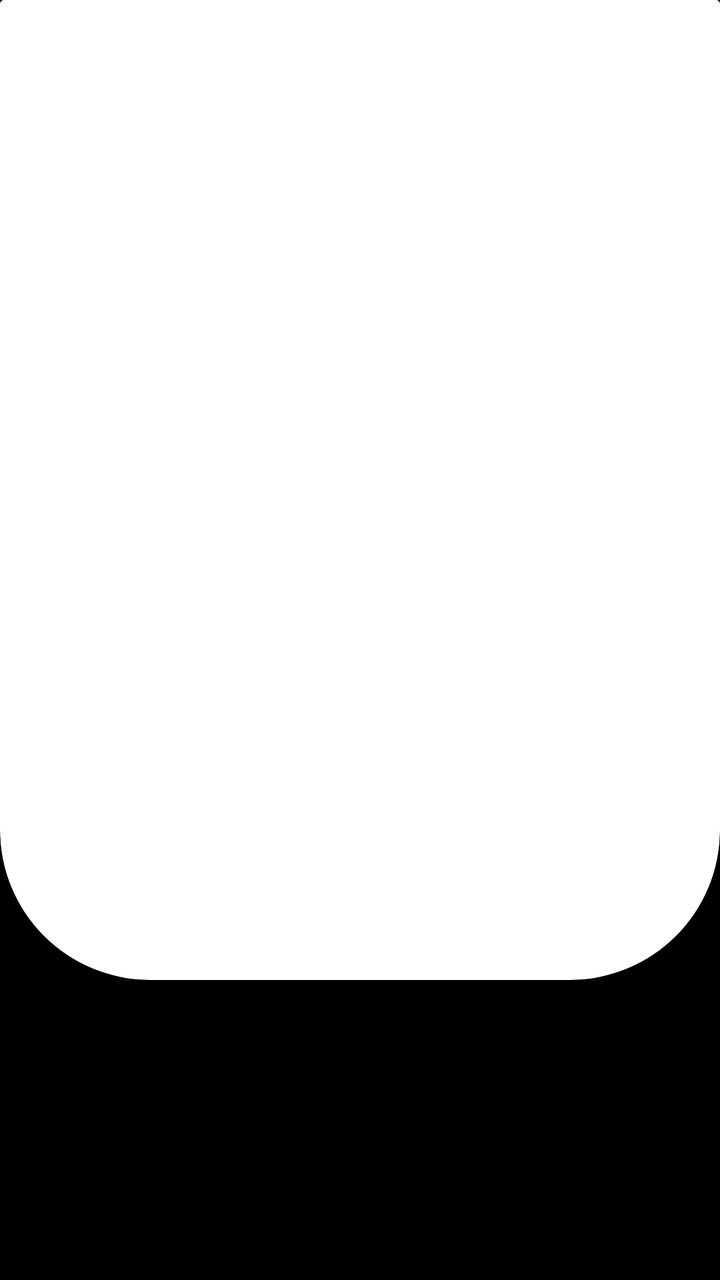
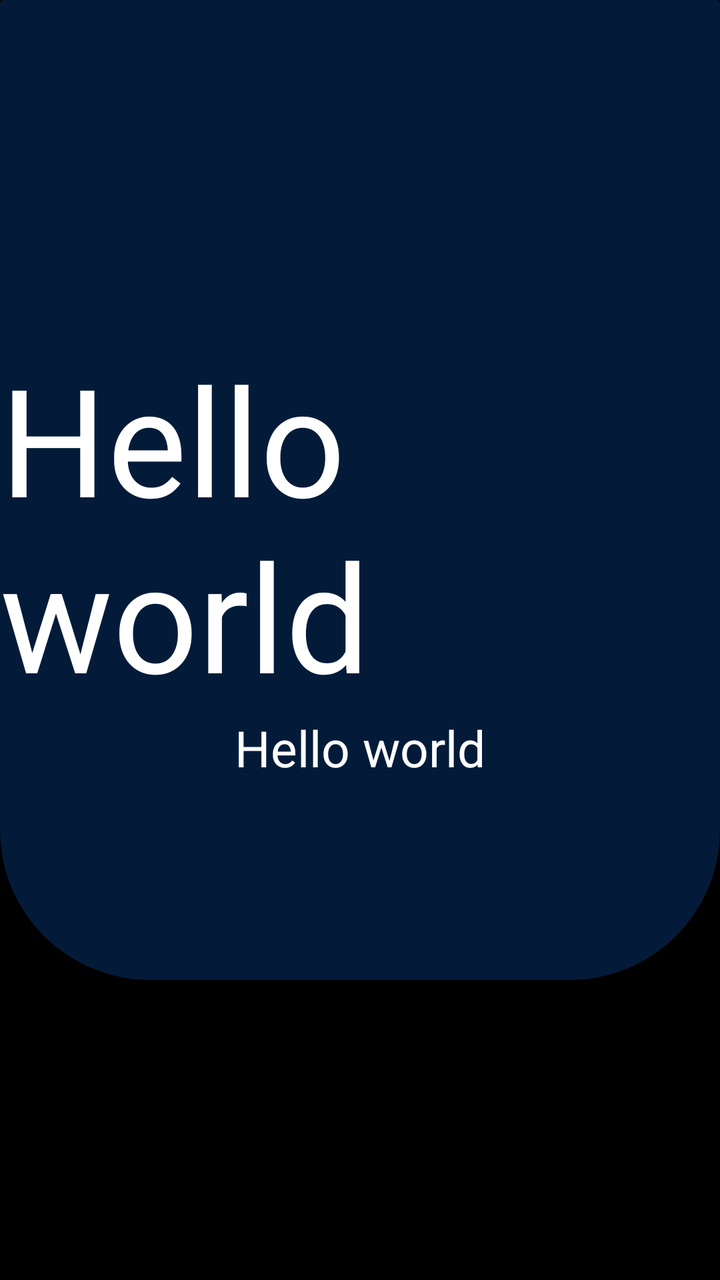

The first picture is an Android layout as it rendered before a commit; the second is the same layout after the commit. The layout source and the unified diff follow.
<!-- AndroidManifest.xml: application theme Theme.WeatherApp -->
<!-- res/layout/activity_main.xml -->
<?xml version="1.0" encoding="utf-8"?>
<androidx.constraintlayout.widget.ConstraintLayout xmlns:android="http://schemas.android.com/apk/res/android"
    xmlns:app="http://schemas.android.com/apk/res-auto"
    xmlns:tools="http://schemas.android.com/tools"
    android:layout_width="match_parent"
    android:layout_height="match_parent"
    android:background="@color/black"
    tools:context=".MainActivity">


    <androidx.constraintlayout.widget.ConstraintLayout
        android:layout_width="match_parent"
        android:layout_height="match_parent"
        android:layout_marginBottom="150dp"
        android:background="@drawable/rounded_corner"
        app:layout_constraintBottom_toBottomOf="parent"
        app:layout_constraintEnd_toEndOf="parent"
        app:layout_constraintStart_toStartOf="parent"
        app:layout_constraintTop_toTopOf="parent">


        <androidx.cardview.widget.CardView
            android:id="@+id/cardView"
            android:layout_width="match_parent"
            android:layout_height="match_parent"
            app:cardBackgroundColor="@color/black"
            app:layout_constraintBottom_toBottomOf="parent"
            app:layout_constraintEnd_toEndOf="parent"
            app:layout_constraintStart_toStartOf="parent"
            app:layout_constraintTop_toTopOf="parent">

            <androidx.cardview.widget.CardView
                android:layout_width="match_parent"
                android:layout_height="match_parent"
                android:layout_marginTop="-75dp"
                app:cardCornerRadius="75dp">

                <ImageView
                    android:id="@+id/image_view"
                    android:layout_width="match_parent"
                    android:layout_height="match_parent"
                    android:contentDescription="TODO"
                    android:scaleType="fitXY" />

            </androidx.cardview.widget.CardView>
        </androidx.cardview.widget.CardView>

        <TextView
            android:id="@+id/textView"
            android:layout_width="wrap_content"
            android:layout_height="wrap_content"
            android:text="Hello world"
            android:textColor="@color/purple_200"
            android:textSize="100sp"
            app:layout_constraintBottom_toBottomOf="@+id/cardView"
            app:layout_constraintEnd_toEndOf="parent"
            app:layout_constraintStart_toStartOf="parent"
            app:layout_constraintTop_toTopOf="parent" />

    </androidx.constraintlayout.widget.ConstraintLayout>

</androidx.constraintlayout.widget.ConstraintLayout>
<!-- resources referenced by this layout -->
<resources>
  <color name="black">#FF000000</color>
  <color name="purple_200">#FFBB86FC</color>
  <!-- drawable rounded_corner (drawable) -->
  <?xml version="1.0" encoding="utf-8"?>
  <shape xmlns:android="http://schemas.android.com/apk/res/android">
      <solid android:color="@color/transparent"/>
  
      <corners android:bottomLeftRadius="50dp"
               android:bottomRightRadius="50dp"/>
  
  </shape>
  <style name="Theme.WeatherApp" parent="Theme.MaterialComponents.DayNight.NoActionBar">
          
          <item name="colorPrimary">@color/purple_500</item>
          <item name="colorPrimaryVariant">@color/purple_700</item>
          <item name="colorOnPrimary">@color/white</item>
          
          <item name="colorSecondary">@color/teal_200</item>
          <item name="colorSecondaryVariant">@color/teal_700</item>
          <item name="colorOnSecondary">@color/black</item>
          
          <item name="android:statusBarColor" tools:targetApi="l">@color/transparent</item>
          
  
      </style>
  <color name="transparent">#00000000</color>
  <color name="purple_500">#FF6200EE</color>
  <color name="purple_700">#FF3700B3</color>
  <color name="white">#FFFFFFFF</color>
  <color name="teal_200">#FF03DAC5</color>
  <color name="teal_700">#FF018786</color>
</resources>

<!-- the commit's change to res/layout/activity_main.xml (unified diff, before → after) -->
@@ -19,6 +19,44 @@
         app:layout_constraintTop_toTopOf="parent">
 
 
+        <TextView
+            android:id="@+id/textView_temp"
+            android:layout_width="wrap_content"
+            android:layout_height="wrap_content"
+            android:text="Hello world"
+            android:textColor="@color/white"
+            android:textSize="75sp"
+            android:translationZ="10dp"
+            app:layout_constraintBottom_toBottomOf="@+id/cardView"
+            app:layout_constraintEnd_toEndOf="parent"
+            app:layout_constraintStart_toStartOf="parent"
+            app:layout_constraintTop_toTopOf="parent"
+            app:layout_constraintVertical_bias="0.56" />
+
+        <TextView
+            android:id="@+id/textView_weatherDescription"
+            android:layout_width="wrap_content"
+            android:layout_height="wrap_content"
+            android:text="Hello world"
+            android:textColor="@color/white"
+            android:textSize="25sp"
+            android:translationZ="10dp"
+            app:layout_constraintBottom_toBottomOf="@+id/cardView"
+            app:layout_constraintEnd_toEndOf="parent"
+            app:layout_constraintStart_toStartOf="parent"
+            app:layout_constraintTop_toBottomOf="@+id/textView_temp"
+            app:layout_constraintVertical_bias="0.0" />
+
+        <androidx.constraintlayout.widget.ConstraintLayout
+            android:layout_width="0dp"
+            android:layout_height="0dp"
+            app:layout_constraintBottom_toBottomOf="parent"
+            app:layout_constraintEnd_toEndOf="parent"
+            app:layout_constraintStart_toStartOf="parent"
+            app:layout_constraintTop_toBottomOf="@+id/textView_weatherDescription">
+
+        </androidx.constraintlayout.widget.ConstraintLayout>
+
         <androidx.cardview.widget.CardView
             android:id="@+id/cardView"
             android:layout_width="match_parent"
@@ -30,6 +68,7 @@
             app:layout_constraintTop_toTopOf="parent">
 
             <androidx.cardview.widget.CardView
+                app:cardBackgroundColor="@color/dark_blue"
                 android:layout_width="match_parent"
                 android:layout_height="match_parent"
                 android:layout_marginTop="-75dp"
@@ -45,17 +84,6 @@
             </androidx.cardview.widget.CardView>
         </androidx.cardview.widget.CardView>
 
-        <TextView
-            android:id="@+id/textView"
-            android:layout_width="wrap_content"
-            android:layout_height="wrap_content"
-            android:text="Hello world"
-            android:textColor="@color/purple_200"
-            android:textSize="100sp"
-            app:layout_constraintBottom_toBottomOf="@+id/cardView"
-            app:layout_constraintEnd_toEndOf="parent"
-            app:layout_constraintStart_toStartOf="parent"
-            app:layout_constraintTop_toTopOf="parent" />
 
     </androidx.constraintlayout.widget.ConstraintLayout>
 
<!-- resource entries referenced after the edit -->
@@ -1,7 +1,7 @@
 <!-- resources referenced by this layout -->
 <resources>
   <color name="black">#FF000000</color>
-  <color name="purple_200">#FFBB86FC</color>
+  <color name="dark_blue">#031b39</color>
   <!-- drawable rounded_corner (drawable) -->
   <?xml version="1.0" encoding="utf-8"?>
   <shape xmlns:android="http://schemas.android.com/apk/res/android">
